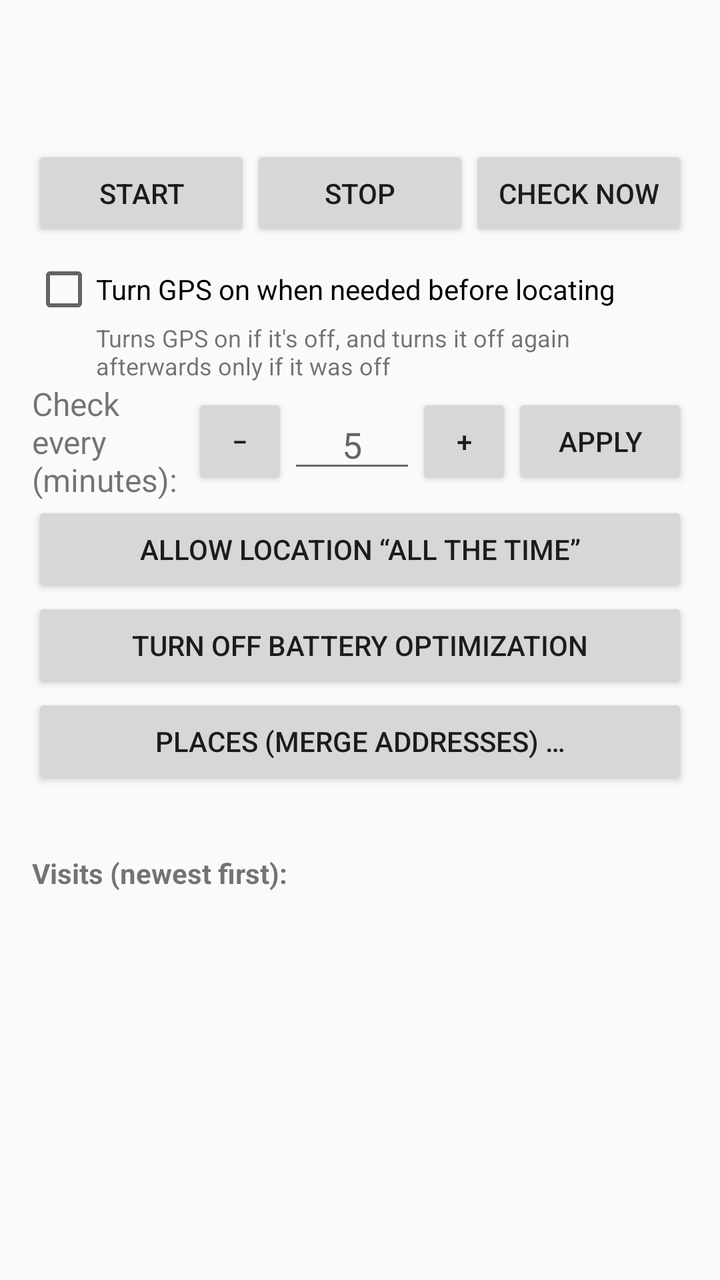
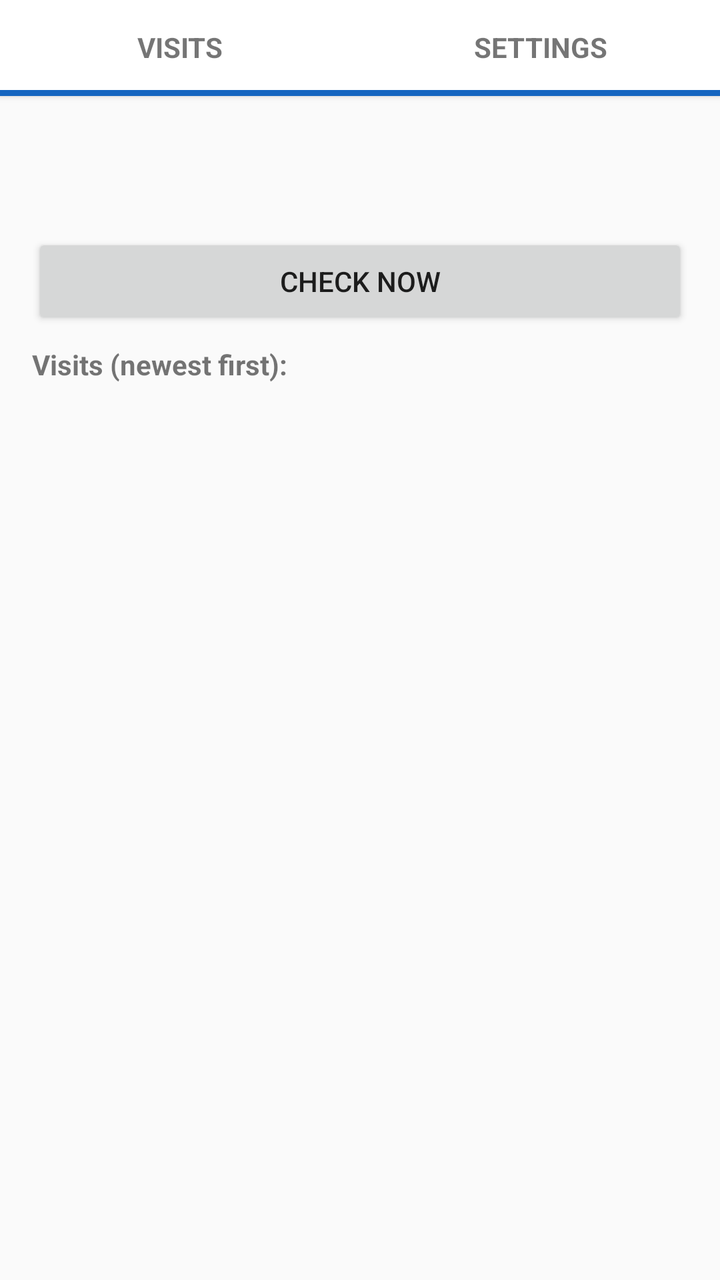

Two renders of the same Android screen: before a commit and after it. Below are the layout's source before the change and the commit's diff.
<!-- AndroidManifest.xml: application theme android:Theme.Material.Light.DarkActionBar -->
<!-- res/layout/activity_main.xml -->
<?xml version="1.0" encoding="utf-8"?>
<LinearLayout xmlns:android="http://schemas.android.com/apk/res/android"
    android:layout_width="match_parent"
    android:layout_height="match_parent"
    android:orientation="vertical"
    android:padding="16dp">

    <TextView
        android:id="@+id/status"
        android:layout_width="match_parent"
        android:layout_height="wrap_content"
        android:textSize="16sp"
        android:textStyle="bold" />

    <TextView
        android:id="@+id/lastCheck"
        android:layout_width="match_parent"
        android:layout_height="wrap_content"
        android:layout_marginTop="4dp"
        android:textSize="14sp" />

    <LinearLayout
        android:layout_width="match_parent"
        android:layout_height="wrap_content"
        android:layout_marginTop="12dp"
        android:orientation="horizontal">
        <Button
            android:id="@+id/btnStart"
            android:layout_width="0dp"
            android:layout_height="wrap_content"
            android:layout_weight="1"
            android:text="Start" />
        <Button
            android:id="@+id/btnStop"
            android:layout_width="0dp"
            android:layout_height="wrap_content"
            android:layout_weight="1"
            android:text="Stop" />
        <Button
            android:id="@+id/btnNow"
            android:layout_width="0dp"
            android:layout_height="wrap_content"
            android:layout_weight="1"
            android:text="Check now" />
    </LinearLayout>

    <CheckBox
        android:id="@+id/chkGpsOff"
        android:layout_width="match_parent"
        android:layout_height="wrap_content"
        android:layout_marginTop="8dp"
        android:text="Turn GPS on when needed before locating" />

    <TextView
        android:id="@+id/gpsHint"
        android:layout_width="match_parent"
        android:layout_height="wrap_content"
        android:layout_marginStart="32dp"
        android:text="Turns GPS on if it's off, and turns it off again afterwards only if it was off"
        android:textSize="12sp" />

    <LinearLayout
        android:layout_width="match_parent"
        android:layout_height="wrap_content"
        android:gravity="center_vertical"
        android:orientation="horizontal">
        <TextView
            android:layout_width="0dp"
            android:layout_height="wrap_content"
            android:layout_weight="1"
            android:text="Check every (minutes):"
            android:textSize="16sp" />
        <Button
            android:id="@+id/btnMinus"
            android:layout_width="48dp"
            android:layout_height="wrap_content"
            android:text="−" />
        <EditText
            android:id="@+id/editInterval"
            android:layout_width="64dp"
            android:layout_height="wrap_content"
            android:gravity="center"
            android:imeOptions="actionDone"
            android:importantForAutofill="no"
            android:hint="5"
            android:inputType="number"
            android:maxLength="4"
            android:selectAllOnFocus="true" />
        <Button
            android:id="@+id/btnPlus"
            android:layout_width="48dp"
            android:layout_height="wrap_content"
            android:text="+" />
        <Button
            android:id="@+id/btnApplyInterval"
            android:layout_width="wrap_content"
            android:layout_height="wrap_content"
            android:text="Apply" />
    </LinearLayout>

    <Button
        android:id="@+id/btnBackground"
        android:layout_width="match_parent"
        android:layout_height="wrap_content"
        android:text="Allow location “all the time”" />

    <Button
        android:id="@+id/btnBattery"
        android:layout_width="match_parent"
        android:layout_height="wrap_content"
        android:text="Turn off battery optimization" />

    <Button
        android:id="@+id/btnPlaces"
        android:layout_width="match_parent"
        android:layout_height="wrap_content"
        android:text="Places (merge addresses) …" />

    <TextView
        android:id="@+id/filePath"
        android:layout_width="match_parent"
        android:layout_height="wrap_content"
        android:layout_marginTop="8dp"
        android:textSize="12sp" />

    <TextView
        android:layout_width="match_parent"
        android:layout_height="wrap_content"
        android:layout_marginTop="8dp"
        android:text="Visits (newest first):"
        android:textStyle="bold" />

    <ScrollView
        android:layout_width="match_parent"
        android:layout_height="0dp"
        android:layout_weight="1">
        <LinearLayout
            android:id="@+id/visits"
            android:layout_width="match_parent"
            android:layout_height="wrap_content"
            android:orientation="vertical" />
    </ScrollView>
</LinearLayout>
<!-- resources referenced by this layout -->
<resources>

</resources>

<!-- the commit's change to res/layout/activity_main.xml (unified diff, before → after) -->
@@ -2,142 +2,231 @@
 <LinearLayout xmlns:android="http://schemas.android.com/apk/res/android"
     android:layout_width="match_parent"
     android:layout_height="match_parent"
-    android:orientation="vertical"
-    android:padding="16dp">
-
-    <TextView
-        android:id="@+id/status"
-        android:layout_width="match_parent"
-        android:layout_height="wrap_content"
-        android:textSize="16sp"
-        android:textStyle="bold" />
-
-    <TextView
-        android:id="@+id/lastCheck"
-        android:layout_width="match_parent"
-        android:layout_height="wrap_content"
-        android:layout_marginTop="4dp"
-        android:textSize="14sp" />
+    android:orientation="vertical">
 
     <LinearLayout
         android:layout_width="match_parent"
         android:layout_height="wrap_content"
-        android:layout_marginTop="12dp"
+        android:elevation="2dp"
+        android:background="#FFFFFF"
         android:orientation="horizontal">
-        <Button
-            android:id="@+id/btnStart"
+        <LinearLayout
+            android:id="@+id/tabVisits"
             android:layout_width="0dp"
             android:layout_height="wrap_content"
             android:layout_weight="1"
-            android:text="Start" />
-        <Button
-            android:id="@+id/btnStop"
+            android:background="?android:attr/selectableItemBackground"
+            android:clickable="true"
+            android:focusable="true"
+            android:orientation="vertical">
+            <TextView
+                android:id="@+id/tabVisitsLabel"
+                android:layout_width="match_parent"
+                android:layout_height="wrap_content"
+                android:gravity="center"
+                android:paddingTop="14dp"
+                android:paddingBottom="12dp"
+                android:text="Visits"
+                android:textAllCaps="true"
+                android:textSize="14sp"
+                android:textStyle="bold" />
+            <View
+                android:id="@+id/tabVisitsLine"
+                android:layout_width="match_parent"
+                android:layout_height="3dp"
+                android:background="@color/ic_bg" />
+        </LinearLayout>
+        <LinearLayout
+            android:id="@+id/tabSettings"
             android:layout_width="0dp"
             android:layout_height="wrap_content"
             android:layout_weight="1"
-            android:text="Stop" />
-        <Button
-            android:id="@+id/btnNow"
-            android:layout_width="0dp"
-            android:layout_height="wrap_content"
-            android:layout_weight="1"
-            android:text="Check now" />
+            android:background="?android:attr/selectableItemBackground"
+            android:clickable="true"
+            android:focusable="true"
+            android:orientation="vertical">
+            <TextView
+                android:id="@+id/tabSettingsLabel"
+                android:layout_width="match_parent"
+                android:layout_height="wrap_content"
+                android:gravity="center"
+                android:paddingTop="14dp"
+                android:paddingBottom="12dp"
+                android:text="Settings"
+                android:textAllCaps="true"
+                android:textSize="14sp"
+                android:textStyle="bold" />
+            <View
+                android:id="@+id/tabSettingsLine"
+                android:layout_width="match_parent"
+                android:layout_height="3dp"
+                android:background="@color/ic_bg" />
+        </LinearLayout>
     </LinearLayout>
 
-    <CheckBox
-        android:id="@+id/chkGpsOff"
-        android:layout_width="match_parent"
-        android:layout_height="wrap_content"
-        android:layout_marginTop="8dp"
-        android:text="Turn GPS on when needed before locating" />
-
-    <TextView
-        android:id="@+id/gpsHint"
-        android:layout_width="match_parent"
-        android:layout_height="wrap_content"
-        android:layout_marginStart="32dp"
-        android:text="Turns GPS on if it's off, and turns it off again afterwards only if it was off"
-        android:textSize="12sp" />
-
-    <LinearLayout
-        android:layout_width="match_parent"
-        android:layout_height="wrap_content"
-        android:gravity="center_vertical"
-        android:orientation="horizontal">
-        <TextView
-            android:layout_width="0dp"
-            android:layout_height="wrap_content"
-            android:layout_weight="1"
-            android:text="Check every (minutes):"
-            android:textSize="16sp" />
-        <Button
-            android:id="@+id/btnMinus"
-            android:layout_width="48dp"
-            android:layout_height="wrap_content"
-            android:text="−" />
-        <EditText
-            android:id="@+id/editInterval"
-            android:layout_width="64dp"
-            android:layout_height="wrap_content"
-            android:gravity="center"
-            android:imeOptions="actionDone"
-            android:importantForAutofill="no"
-            android:hint="5"
-            android:inputType="number"
-            android:maxLength="4"
-            android:selectAllOnFocus="true" />
-        <Button
-            android:id="@+id/btnPlus"
-            android:layout_width="48dp"
-            android:layout_height="wrap_content"
-            android:text="+" />
-        <Button
-            android:id="@+id/btnApplyInterval"
-            android:layout_width="wrap_content"
-            android:layout_height="wrap_content"
-            android:text="Apply" />
-    </LinearLayout>
-
-    <Button
-        android:id="@+id/btnBackground"
-        android:layout_width="match_parent"
-        android:layout_height="wrap_content"
-        android:text="Allow location “all the time”" />
-
-    <Button
-        android:id="@+id/btnBattery"
-        android:layout_width="match_parent"
-        android:layout_height="wrap_content"
-        android:text="Turn off battery optimization" />
-
-    <Button
-        android:id="@+id/btnPlaces"
-        android:layout_width="match_parent"
-        android:layout_height="wrap_content"
-        android:text="Places (merge addresses) …" />
-
-    <TextView
-        android:id="@+id/filePath"
-        android:layout_width="match_parent"
-        android:layout_height="wrap_content"
-        android:layout_marginTop="8dp"
-        android:textSize="12sp" />
-
-    <TextView
-        android:layout_width="match_parent"
-        android:layout_height="wrap_content"
-        android:layout_marginTop="8dp"
-        android:text="Visits (newest first):"
-        android:textStyle="bold" />
-
-    <ScrollView
+    <FrameLayout
         android:layout_width="match_parent"
         android:layout_height="0dp"
         android:layout_weight="1">
+
+        
         <LinearLayout
-            android:id="@+id/visits"
+            android:id="@+id/pageVisits"
             android:layout_width="match_parent"
-            android:layout_height="wrap_content"
-            android:orientation="vertical" />
-    </ScrollView>
+            android:layout_height="match_parent"
+            android:orientation="vertical"
+            android:padding="16dp">
+            <TextView
+                android:id="@+id/status"
+                android:layout_width="match_parent"
+                android:layout_height="wrap_content"
+                android:textSize="16sp"
+                android:textStyle="bold" />
+            <TextView
+                android:id="@+id/lastCheck"
+                android:layout_width="match_parent"
+                android:layout_height="wrap_content"
+                android:layout_marginTop="4dp"
+                android:textSize="14sp" />
+            <Button
+                android:id="@+id/btnNow"
+                android:layout_width="match_parent"
+                android:layout_height="wrap_content"
+                android:layout_marginTop="8dp"
+                android:text="Check now" />
+            <TextView
+                android:layout_width="match_parent"
+                android:layout_height="wrap_content"
+                android:layout_marginTop="8dp"
+                android:text="Visits (newest first):"
+                android:textStyle="bold" />
+
+            <ScrollView
+                android:layout_width="match_parent"
+                android:layout_height="0dp"
+                android:layout_weight="1">
+                <LinearLayout
+                    android:id="@+id/visits"
+                    android:layout_width="match_parent"
+                    android:layout_height="wrap_content"
+                    android:orientation="vertical" />
+            </ScrollView>
+        </LinearLayout>
+
+        
+        <ScrollView
+            android:id="@+id/pageSettings"
+            android:layout_width="match_parent"
+            android:layout_height="match_parent"
+            android:visibility="gone">
+            <LinearLayout
+                android:layout_width="match_parent"
+                android:layout_height="wrap_content"
+                android:orientation="vertical"
+                android:padding="16dp">
+                <TextView
+                    android:id="@+id/settingsStatus"
+                    android:layout_width="match_parent"
+                    android:layout_height="wrap_content"
+                    android:textSize="14sp" />
+                <LinearLayout
+                    android:layout_width="match_parent"
+                    android:layout_height="wrap_content"
+                    android:layout_marginTop="12dp"
+                    android:orientation="horizontal">
+                    <Button
+                        android:id="@+id/btnStart"
+                        android:layout_width="0dp"
+                        android:layout_height="wrap_content"
+                        android:layout_weight="1"
+                        android:text="Start logging" />
+                    <Button
+                        android:id="@+id/btnStop"
+                        android:layout_width="0dp"
+                        android:layout_height="wrap_content"
+                        android:layout_weight="1"
+                        android:text="Stop logging" />
+                </LinearLayout>
+                <CheckBox
+                    android:id="@+id/chkGpsOff"
+                    android:layout_width="match_parent"
+                    android:layout_height="wrap_content"
+                    android:layout_marginTop="8dp"
+                    android:text="Turn GPS on when needed before locating" />
+
+                <TextView
+                    android:id="@+id/gpsHint"
+                    android:layout_width="match_parent"
+                    android:layout_height="wrap_content"
+                    android:layout_marginStart="32dp"
+                    android:text="Turns GPS on if it's off, and turns it off again afterwards only if it was off"
+                    android:textSize="12sp" />
+
+                <LinearLayout
+                    android:layout_width="match_parent"
+                    android:layout_height="wrap_content"
+                    android:gravity="center_vertical"
+                    android:orientation="horizontal">
+                    <TextView
+                        android:layout_width="0dp"
+                        android:layout_height="wrap_content"
+                        android:layout_weight="1"
+                        android:text="Check every (minutes):"
+                        android:textSize="16sp" />
+                    <Button
+                        android:id="@+id/btnMinus"
+                        android:layout_width="48dp"
+                        android:layout_height="wrap_content"
+                        android:text="−" />
+                    <EditText
+                        android:id="@+id/editInterval"
+                        android:layout_width="64dp"
+                        android:layout_height="wrap_content"
+                        android:gravity="center"
+                        android:imeOptions="actionDone"
+                        android:importantForAutofill="no"
+                        android:hint="5"
+                        android:inputType="number"
+                        android:maxLength="4"
+                        android:selectAllOnFocus="true" />
+                    <Button
+                        android:id="@+id/btnPlus"
+                        android:layout_width="48dp"
+                        android:layout_height="wrap_content"
+                        android:text="+" />
+                    <Button
+                        android:id="@+id/btnApplyInterval"
+                        android:layout_width="wrap_content"
+                        android:layout_height="wrap_content"
+                        android:text="Apply" />
+                </LinearLayout>
+
+                <Button
+                    android:id="@+id/btnBackground"
+                    android:layout_width="match_parent"
+                    android:layout_height="wrap_content"
+                    android:text="Allow location “all the time”" />
+
+                <Button
+                    android:id="@+id/btnBattery"
+                    android:layout_width="match_parent"
+                    android:layout_height="wrap_content"
+                    android:text="Turn off battery optimization" />
+
+                <Button
+                    android:id="@+id/btnPlaces"
+                    android:layout_width="match_parent"
+                    android:layout_height="wrap_content"
+                    android:text="Places (merge addresses) …" />
+
+                <TextView
+                    android:id="@+id/filePath"
+                    android:layout_width="match_parent"
+                    android:layout_height="wrap_content"
+                    android:layout_marginTop="8dp"
+                    android:textSize="12sp" />
+
+            </LinearLayout>
+        </ScrollView>
+    </FrameLayout>
 </LinearLayout>
<!-- resource entries referenced after the edit -->
@@ -1,5 +1,5 @@
 <!-- resources referenced by this layout -->
 <resources>
-
+  <color name="ic_bg">#1565C0</color>
 </resources>
 
